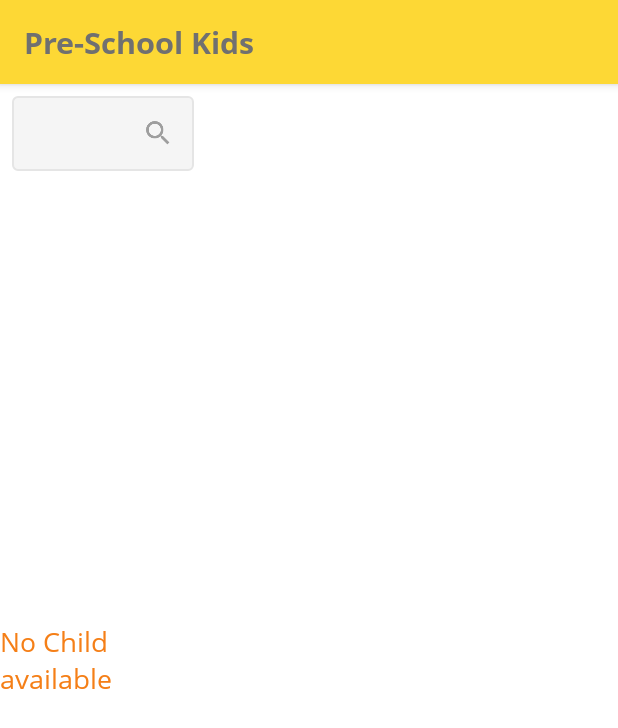
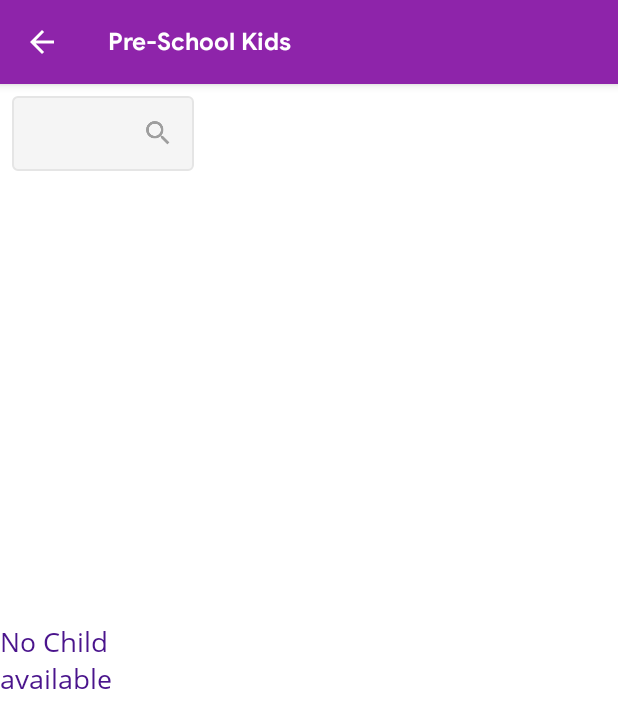
Before and after one commit to issyzac/OceanKids, an Android app: the PreSchoolInfoActivity screen opened directly, with no data from a screen before it, on a phone screen of 412 x 824 dp. Shown: the top 728 px of the screen. Run offline under Robolectric (Android 15) with nearby library versions, the phone set to English and light mode, and no system bars; our stand-ins replace Firebase (no records; nobody signed in at launch, a user with empty details on screens opened directly); libraries missing offline, so code that uses them is left out: com.mcxiaoke.koi; plain views replace CircularProgressView; 1 statement that could not run was skipped.

Commit message:
colors changes

```diff
--- a/app/src/main/AndroidManifest.xml
+++ b/app/src/main/AndroidManifest.xml
@@ -44,7 +44,7 @@
             android:theme="@style/AppThemePreSchool"/>
 
         <activity android:name=".PreSchoolInfoActivity"
-            android:parentActivityName=".MainActivity"
+            android:parentActivityName=".PreSchoolActivity"
             android:theme="@style/AppThemePreSchool"
             android:windowSoftInputMode="stateHidden"/>
 
--- a/app/src/main/java/apps/issy/com/oceankids/NuseryKidsInfoActivity.kt
+++ b/app/src/main/java/apps/issy/com/oceankids/NuseryKidsInfoActivity.kt
@@ -41,8 +41,8 @@ class NuseryKidsInfoActivity : BaseActivity(){
         nursery_kids_list_recycler.layoutManager = linearLayoutManager
         nursery_kids_list_recycler.hasFixedSize()
 
-        parent_name_icon.setColorFilter(resources.getColor(R.color.purple_200))
-        parent_phone_icon.setColorFilter(resources.getColor(R.color.purple_200))
+        parent_name_icon.setColorFilter(resources.getColor(R.color.yellow_900))
+        parent_phone_icon.setColorFilter(resources.getColor(R.color.yellow_900))
 
         setSupportActionBar(toolbar)
         supportActionBar?.setDisplayHomeAsUpEnabled(true)
--- a/app/src/main/java/apps/issy/com/oceankids/PreSchoolInfoActivity.kt
+++ b/app/src/main/java/apps/issy/com/oceankids/PreSchoolInfoActivity.kt
@@ -38,8 +38,11 @@ import kotlin.collections.ArrayList
         super.onCreate(savedInstanceState)
         setContentView(R.layout.activity_preschool)
 
-        parent_name_icon.setColorFilter(resources.getColor(R.color.yellow_900))
-        parent_phone_icon.setColorFilter(resources.getColor(R.color.yellow_900))
+        setSupportActionBar(toolbar)
+        supportActionBar!!.setDisplayHomeAsUpEnabled(true)
+
+        parent_name_icon.setColorFilter(resources.getColor(R.color.purple_300))
+        parent_phone_icon.setColorFilter(resources.getColor(R.color.purple_300))
 
         val linearLayoutManager = LinearLayoutManager(this)
         preschool_kids_list_recycler.layoutManager = linearLayoutManager
--- a/app/src/main/java/apps/issy/com/oceankids/RegisterChildActivity.kt
+++ b/app/src/main/java/apps/issy/com/oceankids/RegisterChildActivity.kt
@@ -60,6 +60,9 @@ class RegisterChildActivity : BaseActivity(){
     override fun onCreate(savedInstanceState: Bundle?) {
         super.onCreate(savedInstanceState)
         setContentView(R.layout.activity_register_child)
+
+        setSupportActionBar(toolbar)
+        supportActionBar!!.setDisplayHomeAsUpEnabled(true)
 
         levelList.add("Pre-School")
         levelList.add("Primary")
--- a/app/src/main/java/apps/issy/com/oceankids/adapters/BirthdayMonthsAdapter.kt
+++ b/app/src/main/java/apps/issy/com/oceankids/adapters/BirthdayMonthsAdapter.kt
@@ -30,7 +30,7 @@ class BirthdayMonthsAdapter (val months : ArrayList<String>, val itemClick: (Str
     override fun onBindViewHolder(holder: ViewHolder, position: Int) {
         holder.bindForecast(months[position])
         if (position == BirthdaysActivity.selectedPosition){
-            val colorPurple : Int = context!!.resources.getColor(R.color.purple_100)
+            val colorPurple : Int = context!!.resources.getColor(R.color.yellow_100)
             holder.itemView?.setBackgroundColor( colorPurple )
         }else {
             val colorLight : Int = context!!.resources.getColor(R.color.card_separator_third)
--- a/app/src/main/java/apps/issy/com/oceankids/adapters/ChildrenWithBirthdaysAdapter.kt
+++ b/app/src/main/java/apps/issy/com/oceankids/adapters/ChildrenWithBirthdaysAdapter.kt
@@ -47,11 +47,11 @@ class ChildrenWithBirthdaysAdapter (private val children : ArrayList<Child>) : R
             itemView.years.text = childAge.toString()+" Years"
 
             if (childAge in 0..3){
+                itemView.names.setTextColor(context.resources.getColor(R.color.yellow_700))
+                itemView.years.setTextColor(context.resources.getColor(R.color.yellow_700))
+            }else if (childAge in 4..5){
                 itemView.names.setTextColor(context.resources.getColor(R.color.purple_600))
                 itemView.years.setTextColor(context.resources.getColor(R.color.purple_600))
-            }else if (childAge in 4..5){
-                itemView.names.setTextColor(context.resources.getColor(R.color.yellow_700))
-                itemView.years.setTextColor(context.resources.getColor(R.color.yellow_700))
             }else if (childAge in 6..10){
                 itemView.names.setTextColor(context.resources.getColor(R.color.light_blue_600))
                 itemView.years.setTextColor(context.resources.getColor(R.color.light_blue_600))
--- a/app/src/main/java/apps/issy/com/oceankids/adapters/NurseryListAdapter.kt
+++ b/app/src/main/java/apps/issy/com/oceankids/adapters/NurseryListAdapter.kt
@@ -32,7 +32,7 @@ class NurseryListAdapter (val kids : ArrayList<Child>, val firebaseData : Databa
     override fun onBindViewHolder(holder: ViewHolder, position: Int) {
         holder.bindForecast(kids[position], firebaseData, infoActivity)
         if (position == NuseryKidsInfoActivity.selectedPosition){
-            val colorPurple : Int = context!!.resources.getColor(R.color.purple_100)
+            val colorPurple : Int = context!!.resources.getColor(R.color.yellow_100)
             holder.itemView?.setBackgroundColor( colorPurple )
         }else {
             val colorLight : Int = context!!.resources.getColor(R.color.card_separator_third)
--- a/app/src/main/java/apps/issy/com/oceankids/adapters/PreSchoolBirthdaysAdapter.kt
+++ b/app/src/main/java/apps/issy/com/oceankids/adapters/PreSchoolBirthdaysAdapter.kt
@@ -30,7 +30,7 @@ class PreSchoolBirthdaysAdapter (val months : ArrayList<String>, val itemClick:
     override fun onBindViewHolder(holder: ViewHolder, position: Int) {
         holder.bindForecast(months[position])
         if (position == PreSchoolBirthdayActivity.selectedPosition){
-            val colorPurple : Int = context!!.resources.getColor(R.color.yellow_100)
+            val colorPurple : Int = context!!.resources.getColor(R.color.purple_100)
             holder.itemView?.setBackgroundColor( colorPurple )
         }else {
             val colorLight : Int = context!!.resources.getColor(R.color.card_separator_third)
--- a/app/src/main/java/apps/issy/com/oceankids/adapters/PreSchoolListAdapter.kt
+++ b/app/src/main/java/apps/issy/com/oceankids/adapters/PreSchoolListAdapter.kt
@@ -34,7 +34,7 @@ class PreSchoolListAdapter (val kids : ArrayList<Child>, val firebaseData : Data
         holder?.bindForecast(position, kids[position], firebaseData, infoActivity)
 
         if(position == PreSchoolInfoActivity.selectedPosition){
-            var colorYellow : Int = context!!.resources.getColor(R.color.yellow_100)
+            var colorYellow : Int = context!!.resources.getColor(R.color.purple_100)
             holder?.itemView?.setBackgroundColor( colorYellow )
         }else{
             var colorLight : Int = context!!.resources.getColor(R.color.card_separator_third)
--- a/app/src/main/res/layout/activity_birthdays.xml
+++ b/app/src/main/res/layout/activity_birthdays.xml
@@ -15,7 +15,7 @@
             android:id="@+id/app_bar_layout"
             android:layout_width="match_parent"
             android:layout_height="wrap_content"
-            android:background="@color/purple_400"
+            android:background="@color/yellow_600"
             android:theme="@style/AppTheme.AppBarOverlay">
 
             <android.support.v7.widget.Toolbar
@@ -71,7 +71,7 @@
                     android:id="@+id/message_text"
                     android:textSize="16sp"
                     android:text="Loading Birthdays"
-                    android:textColor="@color/purple_400"/>
+                    android:textColor="@color/yellow_600"/>
 
             </RelativeLayout>
 
@@ -87,7 +87,7 @@
                     android:layout_centerInParent="true"
                     app:cpv_animAutostart="true"
                     app:cpv_indeterminate="true"
-                    app:cpv_color="@color/purple_400" />
+                    app:cpv_color="@color/yellow_600" />
 
                 <TextView
                     android:layout_width="wrap_content"
--- a/app/src/main/res/layout/activity_main.xml
+++ b/app/src/main/res/layout/activity_main.xml
@@ -446,7 +446,7 @@
                                 android:fontFamily="@font/rosario_regular"
                                 android:gravity="center"
                                 android:text="Nursery"
-                                android:textColor="@color/purple_700"
+                                android:textColor="@color/yellow_700"
                                 android:textSize="18sp"
                                 android:textStyle="bold"/>
 
@@ -482,7 +482,7 @@
                                 android:fontFamily="@font/rosario_regular"
                                 android:gravity="center"
                                 android:text="Pre-School"
-                                android:textColor="@color/yellow_700"
+                                android:textColor="@color/purple_700"
                                 android:textSize="18sp"
                                 android:textStyle="bold" />
 
--- a/app/src/main/res/layout/activity_nursery_home.xml
+++ b/app/src/main/res/layout/activity_nursery_home.xml
@@ -9,7 +9,7 @@
         android:id="@+id/app_bar_layout"
         android:layout_width="match_parent"
         android:layout_height="wrap_content"
-        android:background="@color/purple_400"
+        android:background="@color/yellow_400"
         android:theme="@style/AppTheme.AppBarOverlay">
 
         <android.support.v7.widget.Toolbar
@@ -71,7 +71,7 @@
                 <View
                     android:layout_width="match_parent"
                     android:layout_height="match_parent"
-                    android:background="@color/purple_600"
+                    android:background="@color/yellow_600"
                     android:alpha="0.6"/>
 
                 <ImageView
--- a/app/src/main/res/layout/activity_preschool.xml
+++ b/app/src/main/res/layout/activity_preschool.xml
@@ -30,11 +30,11 @@
                         android:layout_width="wrap_content"
                         android:layout_height="wrap_content"
                         android:layout_centerVertical="true"
-                        android:textColor="@color/card_title_text"
-                        android:textSize="20sp"
+                        android:textColor="@color/white"
+                        android:textSize="16sp"
                         android:text="Pre-School Kids"
                         android:id="@+id/app_title"
-                        android:fontFamily="@font/opensans_bold"/>
+                        android:fontFamily="@font/google_sans_bold"/>
 
                 </RelativeLayout>
 
@@ -80,7 +80,7 @@
                     android:layout_centerInParent="true"
                     android:textSize="18sp"
                     android:fontFamily="@font/opensans_regular"
-                    android:textColor="@color/yellow_900"
+                    android:textColor="@color/purple_900"
                     android:id="@+id/preschool_list_message"
                     android:text="Loading list..."/>
 
@@ -108,7 +108,7 @@
                         android:textSize="48dp"
                         android:fontFamily="@font/opensans_extrabold"
                         android:text=""
-                        android:textColor="@color/yellow_900"/>
+                        android:textColor="@color/purple_500"/>
 
                     <TextView
                         android:layout_width="wrap_content"
@@ -223,7 +223,7 @@
                     android:layout_centerInParent="true"
                     app:cpv_animAutostart="true"
                     app:cpv_indeterminate="true"
-                    app:cpv_color="@color/yellow_900" />
+                    app:cpv_color="@color/purple_900" />
 
             </RelativeLayout>
 
--- a/app/src/main/res/layout/activity_preschool_birthdays.xml
+++ b/app/src/main/res/layout/activity_preschool_birthdays.xml
@@ -15,7 +15,7 @@
             android:id="@+id/preschool_app_bar_layout"
             android:layout_width="match_parent"
             android:layout_height="wrap_content"
-            android:background="@color/yellow_700"
+            android:background="@color/purple_600"
             android:theme="@style/AppTheme.AppBarOverlay">
 
             <android.support.v7.widget.Toolbar
@@ -36,7 +36,7 @@
                         android:layout_alignParentTop="true"
                         android:fontFamily="@font/opensans_bold"
                         android:text="Birthdays"
-                        android:textColor="@color/card_title_text"
+                        android:textColor="@color/white"
                         android:textSize="20sp" />
 
                 </RelativeLayout>
--- a/app/src/main/res/layout/activity_register_child.xml
+++ b/app/src/main/res/layout/activity_register_child.xml
@@ -31,8 +31,9 @@
                     android:layout_height="wrap_content"
                     android:layout_centerVertical="true"
                     android:textColor="@color/white"
-                    android:text="Ocean Kids"
-                    android:fontFamily="@font/avenir_light"/>
+                    android:text="Register Child"
+                    android:textSize="16sp"
+                    android:fontFamily="@font/google_sans_bold"/>
 
             </RelativeLayout>
 
--- a/app/src/main/res/values/styles.xml
+++ b/app/src/main/res/values/styles.xml
@@ -1,17 +1,17 @@
 <resources>
 
     <!-- Base application theme. -->
-    <style name="AppTheme" parent="Theme.AppCompat.NoActionBar">
+    <style name="AppTheme" parent="Theme.AppCompat.Light.NoActionBar">
         <!-- Customize your theme here. -->
         <item name="colorPrimary">@color/colorPrimary</item>
         <item name="colorPrimaryDark">@color/colorPrimaryDark</item>
         <item name="colorAccent">@color/colorAccent</item>
     </style>
 
-    <style name="AppThemeNursery" parent="Theme.AppCompat.NoActionBar">
+    <style name="AppThemeNursery" parent="Theme.AppCompat.Light.NoActionBar">
         <!-- Customize your theme here. -->
-        <item name="colorPrimary">@color/purple_500</item>
-        <item name="colorPrimaryDark">@color/purple_700</item>
+        <item name="colorPrimary">@color/yellow_500</item>
+        <item name="colorPrimaryDark">@color/yellow_700</item>
         <item name="colorAccent">@color/light_blue_600</item>
     </style>
 
@@ -24,8 +24,8 @@
 
     <style name="AppThemePreSchool" parent="Theme.AppCompat.NoActionBar">
         <!-- Customize your theme here. -->
-        <item name="colorPrimary">@color/yellow_600</item>
-        <item name="colorPrimaryDark">@color/yellow_800</item>
+        <item name="colorPrimary">@color/purple_600</item>
+        <item name="colorPrimaryDark">@color/purple_800</item>
         <item name="colorAccent">@color/colorAccent</item>
     </style>
 
```
Also changed, not shown: app/src/main/res/layout/activity_nursery_info.xml (+5 -5 lines), app/src/main/res/layout/activity_preschool_home.xml (+5 -5 lines).
